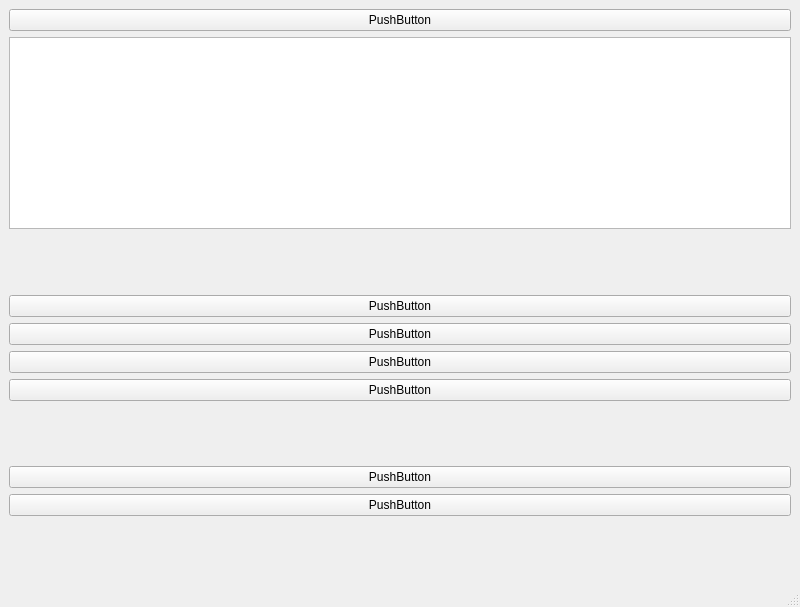
Qt form CanCommunicateLinuxVersion/UI/MainWindow.ui (serarandal/CANCommunicate) before a commit.
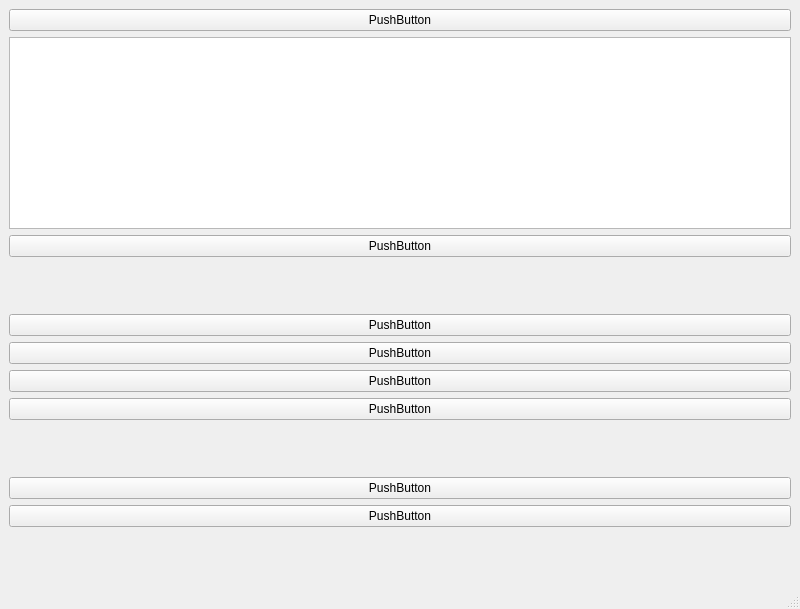
The same form after that commit.

Commit message: "It just works"Todd Howard Updated ui to be able to access to the filter window

Patch:
```diff
--- a/CanCommunicateLinuxVersion/UI/MainWindow.ui
+++ b/CanCommunicateLinuxVersion/UI/MainWindow.ui
@@ -7,7 +7,7 @@
     <x>0</x>
     <y>0</y>
     <width>800</width>
-    <height>607</height>
+    <height>609</height>
    </rect>
   </property>
   <property name="sizePolicy">
@@ -21,14 +21,7 @@
   </property>
   <widget class="QWidget" name="centralwidget">
    <layout class="QGridLayout" name="gridLayout">
-    <item row="0" column="0">
-     <widget class="QPushButton" name="pushButton_5">
-      <property name="text">
-       <string>PushButton</string>
-      </property>
-     </widget>
-    </item>
-    <item row="2" column="0">
+    <item row="3" column="0">
      <spacer name="verticalSpacer_2">
       <property name="orientation">
        <enum>Qt::Vertical</enum>
@@ -41,7 +34,14 @@
       </property>
      </spacer>
     </item>
-    <item row="8" column="0">
+    <item row="12" column="0">
+     <widget class="QPushButton" name="pushButton_3">
+      <property name="text">
+       <string>PushButton</string>
+      </property>
+     </widget>
+    </item>
+    <item row="9" column="0">
      <spacer name="verticalSpacer">
       <property name="orientation">
        <enum>Qt::Vertical</enum>
@@ -54,64 +54,71 @@
       </property>
      </spacer>
     </item>
+    <item row="0" column="0">
+     <widget class="QPushButton" name="pushButton_5">
+      <property name="text">
+       <string>PushButton</string>
+      </property>
+     </widget>
+    </item>
     <item row="6" column="0">
+     <widget class="QPushButton" name="pushButton">
+      <property name="text">
+       <string>PushButton</string>
+      </property>
+     </widget>
+    </item>
+    <item row="7" column="0">
      <widget class="QPushButton" name="pushButton_2">
       <property name="text">
        <string>PushButton</string>
       </property>
      </widget>
     </item>
-    <item row="12" column="0">
-     <spacer name="verticalSpacer_4">
-      <property name="orientation">
-       <enum>Qt::Vertical</enum>
-      </property>
-      <property name="sizeHint" stdset="0">
-       <size>
-        <width>20</width>
-        <height>40</height>
-       </size>
-      </property>
-     </spacer>
-    </item>
-    <item row="11" column="0">
-     <widget class="QPushButton" name="pushButton_3">
-      <property name="text">
-       <string>PushButton</string>
-      </property>
-     </widget>
-    </item>
-    <item row="1" column="0">
-     <widget class="QListView" name="listView"/>
-    </item>
     <item row="5" column="0">
-     <widget class="QPushButton" name="pushButton">
-      <property name="text">
-       <string>PushButton</string>
-      </property>
-     </widget>
-    </item>
-    <item row="4" column="0">
      <widget class="QPushButton" name="pushButton_6">
       <property name="text">
        <string>PushButton</string>
       </property>
      </widget>
     </item>
-    <item row="9" column="0">
+    <item row="10" column="0">
      <widget class="QPushButton" name="pushButton_4">
       <property name="text">
        <string>PushButton</string>
       </property>
      </widget>
     </item>
-    <item row="3" column="0">
+    <item row="4" column="0">
      <widget class="QPushButton" name="pushButton_7">
       <property name="text">
        <string>PushButton</string>
       </property>
      </widget>
     </item>
+    <item row="13" column="0">
+     <spacer name="verticalSpacer_4">
+      <property name="orientation">
+       <enum>Qt::Vertical</enum>
+      </property>
+      <property name="sizeHint" stdset="0">
+       <size>
+        <width>20</width>
+        <height>40</height>
+       </size>
+      </property>
+     </spacer>
+    </item>
+    <item row="1" column="0">
+     <widget class="QListView" name="listView"/>
+    </item>
+    <item row="2" column="0">
+     <widget class="QPushButton" name="pushButton_8">
+      <property name="text">
+       <string>PushButton</string>
+      </property>
+     </widget>
+    </item>
    </layout>
   </widget>
   <widget class="QMenuBar" name="menubar">
```
The commit also changes 4 other files.
